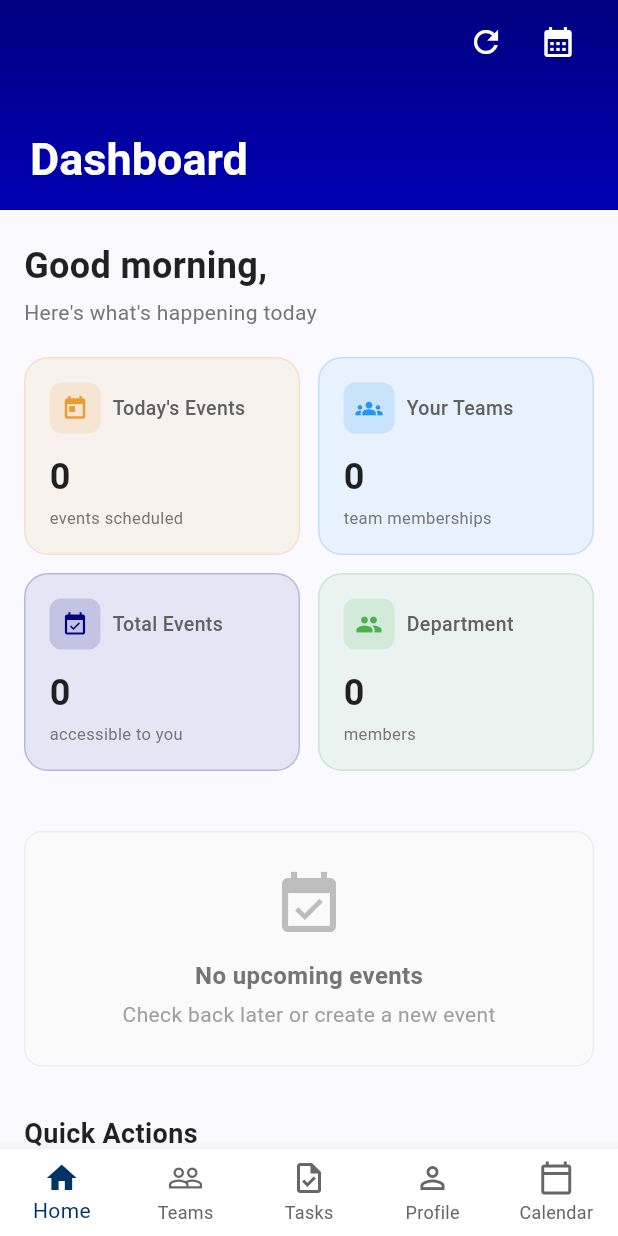
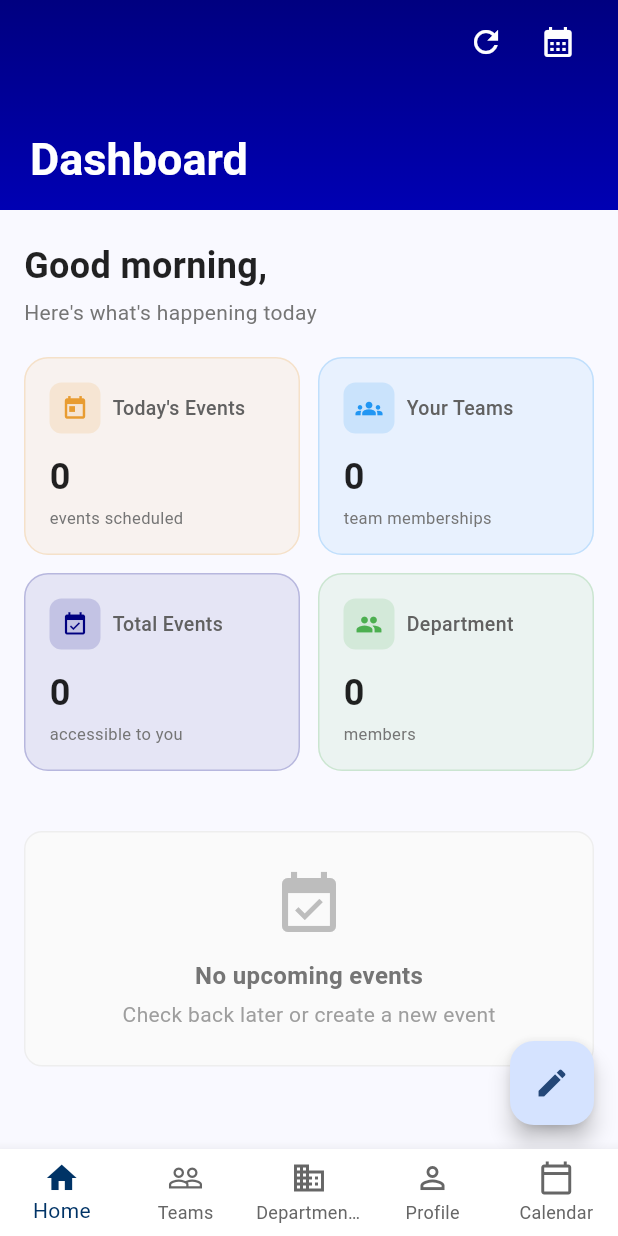
Before and after one commit to Skynse/navysync, a Flutter app: the HomeScreen screen opened by its route, on a phone screen of 412 x 824 dp. Run offline on Flutter 3.47's test engine with Material 3 defaults, Android fonts, the light colour scheme and no system bars; our stand-ins replace cloud_firestore, firebase_auth, firebase_core, flutter_riverpod, go_router, syncfusion_flutter_calendar; accounts and stored records are empty.

Commit message:
push announcement and event template

```diff
--- a/lib/pages/home_page.dart
+++ b/lib/pages/home_page.dart
@@ -5,6 +5,7 @@ import 'package:firebase_auth/firebase_auth.dart';
 import 'package:flutter/material.dart';
 import 'package:flutter_riverpod/flutter_riverpod.dart';
 import 'package:go_router/go_router.dart';
+import 'package:navysync/components/e_fab.dart';
 import 'package:navysync/models/event.dart';
 import 'package:navysync/models/team.dart';
 import 'package:navysync/providers/event_provider.dart';
@@ -853,7 +854,7 @@ class _HomeScreenState extends ConsumerState<HomeScreen> {
                                 _userTeamsCount == 1
                                     ? "team membership"
                                     : "team memberships",
-                            onTap: () => context.push('/teams'),
+                            onTap: () => context.go('/teams'),
                           ),
                         ),
                         SizedBox(
@@ -869,6 +870,9 @@ class _HomeScreenState extends ConsumerState<HomeScreen> {
                         SizedBox(
                           width: MediaQuery.of(context).size.width / 2 - 22,
                           child: _buildStatCard(
+                            onTap: () {
+                              context.go('/departments');
+                            },
                             title: "Department",
                             value: "$_departmentMembersCount",
                             icon: Icons.people,
@@ -1028,75 +1032,29 @@ class _HomeScreenState extends ConsumerState<HomeScreen> {
                 );
               },
             ),
-            SliverToBoxAdapter(
-              child: Padding(
-                padding: const EdgeInsets.all(16),
-                child: Column(
-                  crossAxisAlignment: CrossAxisAlignment.start,
-                  children: [
-                    Text(
-                      "Quick Actions",
-                      style: TextStyle(
-                        fontSize: 18,
-                        fontWeight: FontWeight.bold,
-                        color: Colors.black87,
-                      ),
-                    ),
-                    SizedBox(height: 16),
-                    Row(
-                      children: [
-                        if (_canCreateEvent()) ...[
-                          Expanded(
-                            child: _buildQuickActionButton(
-                              title: "Create Event",
-                              icon: Icons.add_circle_outline,
-                              color: Color(0xFF000080),
-                              onPressed: () => context.push('/create-event'),
-                            ),
-                          ),
-                          SizedBox(width: 16),
-                        ],
-                        Expanded(
-                          child: _buildQuickActionButton(
-                            title: "My Teams",
-                            icon: Icons.groups,
-                            color: Color(0xFF2196F3),
-                            onPressed: () => context.push('/teams'),
-                          ),
-                        ),
-                        SizedBox(width: 16),
-                        Expanded(
-                          child: _buildQuickActionButton(
-                            title: "Calendar",
-                            icon: Icons.calendar_month,
-                            color: Color(0xFFE89C31),
-                            onPressed: () => context.push('/calendar'),
-                          ),
-                        ),
-                      ],
-                    ),
-                    SizedBox(height: 80), // Space for FAB
-                  ],
-                ),
-              ),
-            ),
           ],
         ),
       ),
-      floatingActionButton:
+
+      floatingActionButton: ExpandableFab(
+        distance: 70,
+        children: [
           _canCreateEvent()
-              ? FloatingActionButton.extended(
-                heroTag: 'create_event_action_home',
-                onPressed: () => context.push('/create-event'),
-                backgroundColor: Color(0xFF000080),
-                icon: Icon(Icons.add, color: Colors.white),
-                label: Text(
-                  "Create Event",
-                  style: TextStyle(color: Colors.white),
-                ),
-                elevation: 4,
+              ? ActionButton(
+                icon: Icon(Icons.event),
+                onPressed: () {
+                  context.push('/create-event');
+                },
               )
-              : null,
+              : Container(),
+          ActionButton(
+            icon: Icon(Icons.announcement),
+            onPressed: () {
+              context.push('/create-announcement');
+            },
+          ),
+        ],
+      ),
     );
   }
 }
--- a/lib/router.dart
+++ b/lib/router.dart
@@ -3,6 +3,8 @@ import 'package:go_router/go_router.dart';
 import 'package:navysync/pages/auth/auth_gate.dart';
 import 'package:navysync/pages/auth/authentication_page.dart';
 import 'package:navysync/pages/auth/verify_email_page.dart';
+import 'package:navysync/pages/create_announcement_page.dart';
+import 'package:navysync/pages/departments.dart';
 import 'package:navysync/pages/home_page.dart';
 import 'package:navysync/pages/profile.dart';
 import 'package:navysync/pages/tasks.dart';
@@ -67,8 +69,8 @@ final router = GoRouter(
         StatefulShellBranch(
           routes: [
             GoRoute(
-              path: '/tasks',
-              builder: (context, state) => const TasksView(),
+              path: '/departments',
+              builder: (context, state) => DepartmentsPage(),
             ),
           ],
         ),
@@ -94,6 +96,11 @@ final router = GoRouter(
     GoRoute(
       path: '/create-event',
       builder: (context, state) => const CreateEventPage(),
+    ),
+
+    GoRoute(
+      path: '/create-announcement',
+      builder: (context, state) => CreateAnnouncementPage(),
     ),
   ],
 );
@@ -137,9 +144,9 @@ class ScaffoldWithNestedNavigation extends StatelessWidget {
             label: 'Teams',
           ),
           BottomNavigationBarItem(
-            icon: Icon(Icons.task_outlined),
-            activeIcon: Icon(Icons.task),
-            label: 'Tasks',
+            icon: Icon(Icons.business_outlined),
+            activeIcon: Icon(Icons.business),
+            label: 'Departments',
           ),
           BottomNavigationBarItem(
             icon: Icon(Icons.person_outline),
```
Also changed, not shown: lib/components/e_fab.dart (added, +203 -0 lines), lib/models/announcement.dart (+21 -17 lines), lib/pages/create_announcement_page.dart (added, +16 -0 lines), lib/pages/departments.dart (added, +16 -0 lines).
